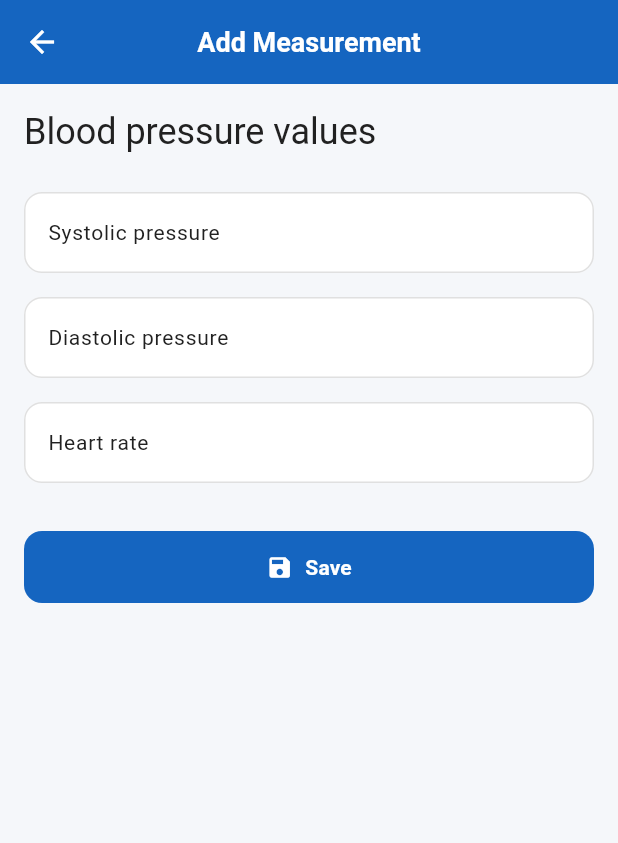
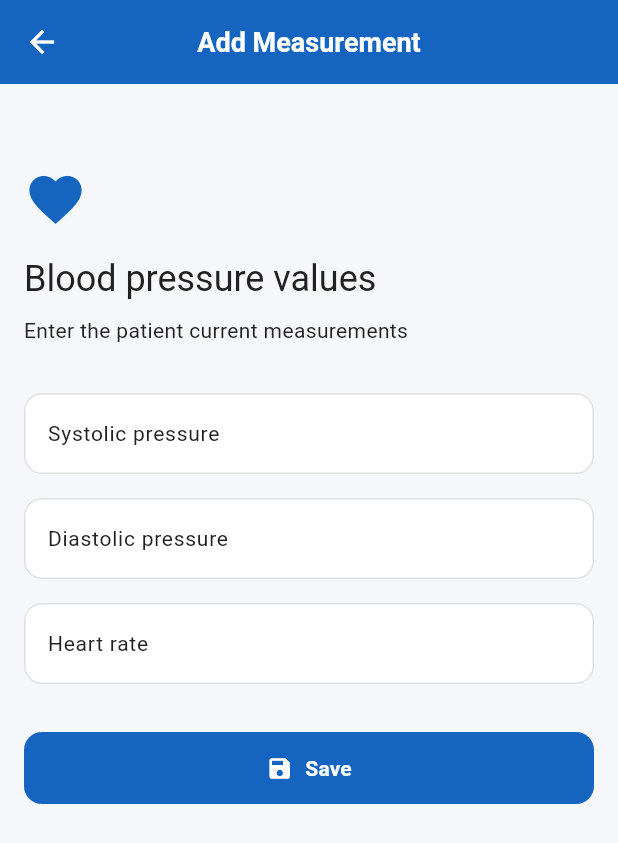
Before and after one commit to giadaPUni/flutter_hypertension_monitor, a Flutter app: the screen it shows after launch, after a tap on "Go to Home", after a tap on "Add blood pressure measurement", on a phone screen of 412 x 824 dp. Shown: the top 843 px of the screen. Run offline on Flutter 3.47's test engine with Material 3 defaults, Android fonts, the phone set to English and light mode, and no system bars; our stand-ins replace flutter_riverpod, hive_ce, hive_ce_flutter; accounts and stored records are empty.

Commit message:
Improve design

```diff
--- a/lib/core/theme/app_theme.dart
+++ b/lib/core/theme/app_theme.dart
@@ -77,9 +77,16 @@ class AppTheme {
 
             // ----- CARD ----
             cardTheme: CardThemeData(
+
                 color: AppColors.surface,
 
-                elevation: 2,
+                elevation: 1,
+
+                shadowColor: Colors.black12,
+
+                margin: const EdgeInsets.symmetric(
+                    vertical: 2,
+                ),
 
                 shape: RoundedRectangleBorder(
                     borderRadius: BorderRadius.circular(
--- a/lib/features/home/home_page.dart
+++ b/lib/features/home/home_page.dart
@@ -167,6 +167,14 @@ class _HomePageState extends ConsumerState<HomePage> {
 
             padding: const EdgeInsets.all(16),
 
+            child: Center(
+
+                child: ConstrainedBox(
+
+                    constraints: const BoxConstraints(
+                        maxWidth: 600,
+                    ),
+
                     child: Column(
 
                         crossAxisAlignment: CrossAxisAlignment.start,
@@ -267,6 +275,8 @@ class _HomePageState extends ConsumerState<HomePage> {
 
                     ),
 
+                ),
+            ),
         );
 
     }
--- a/lib/features/measurements/add_measurement_page.dart
+++ b/lib/features/measurements/add_measurement_page.dart
@@ -62,6 +62,19 @@ class _AddMeasurementPageState extends ConsumerState<AddMeasurementPage> {
 
                     padding: const EdgeInsets.all(16),
 
+                    child: Center(
+
+                        child: ConstrainedBox(
+
+                            constraints: const BoxConstraints(
+                                maxWidth: 600,
+                            ),
+
+                            child: Padding(
+                                padding: const EdgeInsets.symmetric(
+                                    vertical: 40,
+                                ),
+
                                 child: Form(
 
                                     key: _formKey,
@@ -73,6 +86,18 @@ class _AddMeasurementPageState extends ConsumerState<AddMeasurementPage> {
                                         children: [
 
 
+                                            Icon(
+                                                Icons.favorite,
+                                                size: 42,
+                                                color: Theme.of(context)
+                                                    .colorScheme
+                                                    .primary,
+                                            ),
+
+                                            const SizedBox(
+                                                height: 16,
+                                            ),
+
                                             Text(
                                                 'Blood pressure values',
                                                 style: Theme.of(context)
@@ -80,9 +105,22 @@ class _AddMeasurementPageState extends ConsumerState<AddMeasurementPage> {
                                                     .headlineSmall,
                                             ),
 
+                                            const SizedBox(
+                                                height: 8,
+                                            ),
+
+                                            Text(
+                                                'Enter the patient current measurements',
+                                                textAlign: TextAlign.center,
+                                                style: Theme.of(context)
+                                                    .textTheme
+                                                    .bodyMedium,
+                                            ),
+
+
 
                                             const SizedBox(
-                                    height: 24,
+                                                height: 32,
                                             ),
 
 
@@ -91,6 +129,8 @@ class _AddMeasurementPageState extends ConsumerState<AddMeasurementPage> {
                                                 controller: _systolicController,
 
                                                 keyboardType: TextInputType.number,
+
+                                                textAlign: TextAlign.center,
 
                                                 decoration: const InputDecoration(
                                                     labelText: 'Systolic pressure',
@@ -138,6 +178,8 @@ class _AddMeasurementPageState extends ConsumerState<AddMeasurementPage> {
 
                                                 keyboardType: TextInputType.number,
 
+                                                textAlign: TextAlign.center,
+
                                                 decoration: const InputDecoration(
                                                     labelText: 'Diastolic pressure',
                                                     suffixText: 'mmHg',
@@ -183,6 +225,8 @@ class _AddMeasurementPageState extends ConsumerState<AddMeasurementPage> {
                                                 controller: _heartRateController,
 
                                                 keyboardType: TextInputType.number,
+
+                                                textAlign: TextAlign.center,
 
                                                 decoration: const InputDecoration(
                                                     labelText: 'Heart rate',
@@ -304,6 +348,9 @@ class _AddMeasurementPageState extends ConsumerState<AddMeasurementPage> {
                                 ),
                             ),
                         ),
+                    ),
+                ),
+            ),
 
         );
 
```
Lines whose indentation alone changed are shown as unchanged.
